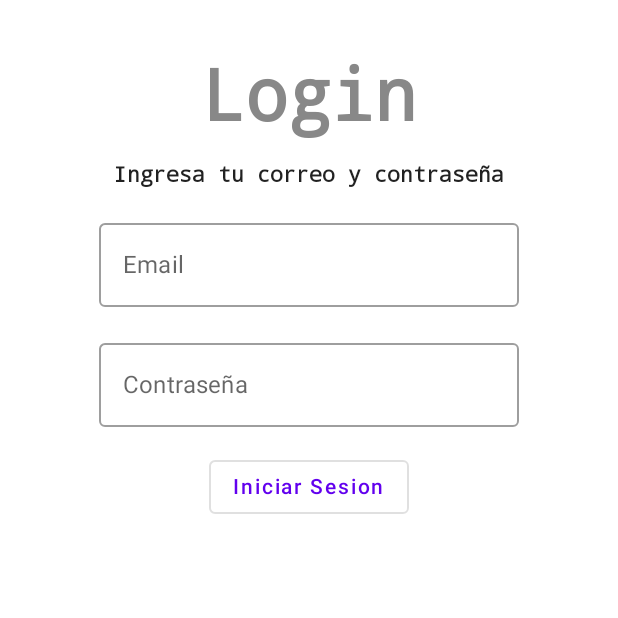
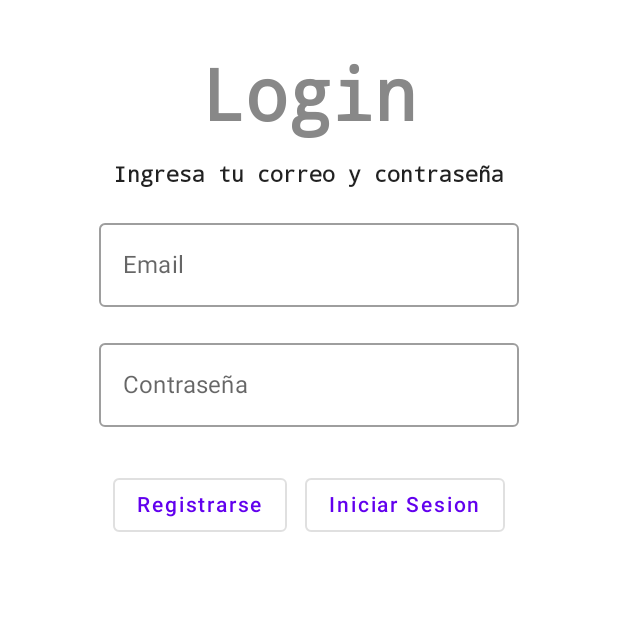
Before and after one commit to NeoMikhe/BookApp, an Android app built with Jetpack Compose: the LoginActivity screen opened directly, with no data from a screen before it, after a tap on "Iniciar Sesion", on a phone screen of 412 x 824 dp, the top half of it. Run offline under Robolectric (Android 15) with nearby library versions, the phone set to English and light mode, and no system bars; 1 statement that could not run was skipped.

Commit message:
Add register activity, change how error was handled through models

```diff
--- a/app/src/main/java/com/example/bookapp/MainScreen.kt
+++ b/app/src/main/java/com/example/bookapp/MainScreen.kt
@@ -16,7 +16,7 @@ import com.example.bookapp.login.LoginActivity
 @Composable
 @Preview(showBackground = true, showSystemUi = true)
 fun MainScreen() {
-    val mContext : Context = LocalContext.current;
+    val mContext : Context = LocalContext.current
     Column(
         horizontalAlignment = Alignment.CenterHorizontally,
         verticalArrangement = Arrangement.Center,
--- a/app/src/main/java/com/example/bookapp/login/LoginActivity.kt
+++ b/app/src/main/java/com/example/bookapp/login/LoginActivity.kt
@@ -1,9 +1,12 @@
 package com.example.bookapp.login
+import android.content.Context
+import android.content.Intent
 import android.os.Bundle
 import android.widget.Toast
 import androidx.activity.ComponentActivity
 import androidx.activity.compose.setContent
 import androidx.compose.foundation.layout.Column
+import androidx.compose.foundation.layout.Row
 import androidx.compose.foundation.layout.fillMaxSize
 import androidx.compose.foundation.layout.padding
 import androidx.compose.foundation.text.KeyboardOptions
@@ -14,6 +17,7 @@ import androidx.compose.runtime.remember
 import androidx.compose.ui.Alignment
 import androidx.compose.ui.Modifier
 import androidx.compose.ui.graphics.Color
+import androidx.compose.ui.platform.LocalContext
 import androidx.compose.ui.text.TextStyle
 import androidx.compose.ui.text.font.FontFamily
 import androidx.compose.ui.text.font.FontWeight
@@ -24,8 +28,9 @@ import androidx.compose.ui.tooling.preview.Preview
 import androidx.compose.ui.unit.dp
 import androidx.compose.ui.unit.sp
 import com.example.bookapp.models.User
-import com.example.bookapp.models.UserPost
+import com.example.bookapp.models.UserLogin
 import com.example.bookapp.network.RetrofitClient.getApi
+import com.example.bookapp.register.RegisterActivity
 import com.example.bookapp.ui.theme.BookAppTheme
 import retrofit2.Call
 import retrofit2.Callback
@@ -52,17 +57,17 @@ class LoginActivity : ComponentActivity() {
 
     private var token : String = ""
 
-    private fun handleLogin(user : UserPost) {
+    private fun handleLogin(user : UserLogin) {
         val api = getApi()
-        val call : Call<User> = api.LoginUser(user)
+        val call : Call<User> = api.loginUser(user)
 
         call.enqueue(object : Callback<User> {
             override fun onResponse(call: Call<User>, response: Response<User>) {
                 if (response.isSuccessful) {
-                    Toast.makeText(this@LoginActivity, response.body()?.message ?: "Login successful", Toast.LENGTH_LONG).show()
-                    token = response.body()?.user?.token ?: "";
+                    Toast.makeText(this@LoginActivity, response.body()?.message ?: response.body()?.error, Toast.LENGTH_LONG).show()
+                    token = response.body()?.user?.token ?: ""
                 } else {
-                    Toast.makeText(this@LoginActivity, response.body()?.message ?: "Login not successful", Toast.LENGTH_LONG).show()
+                    Toast.makeText(this@LoginActivity, response.body()?.error ?: "Login not successful", Toast.LENGTH_LONG).show()
                 }
             }
 
@@ -77,6 +82,8 @@ class LoginActivity : ComponentActivity() {
     @Composable
     @Preview(showBackground = true, showSystemUi = true)
     fun LoginScreen() {
+
+        val mContext : Context = LocalContext.current
 
         Column(horizontalAlignment = Alignment.CenterHorizontally,
         ) {
@@ -114,9 +121,15 @@ class LoginActivity : ComponentActivity() {
 
             )
 
-            OutlinedButton(onClick = { handleLogin(UserPost(emailState.value, passwordState.value)) } ) {
-                Text("Iniciar Sesion")
+            Row( modifier = Modifier.padding(12.dp) ) {
+                OutlinedButton(modifier = Modifier.padding(0.dp, 0.dp, 12.dp, 0.dp), onClick = { mContext.startActivity(Intent(mContext, RegisterActivity::class.java)) }) {
+                    Text("Registrarse")
+                }
 
+                OutlinedButton(onClick = { handleLogin(UserLogin(emailState.value, passwordState.value)) } ) {
+                    Text("Iniciar Sesion")
+
+                }
             }
 
         }
--- a/app/src/main/java/com/example/bookapp/network/Api.kt
+++ b/app/src/main/java/com/example/bookapp/network/Api.kt
@@ -10,15 +10,26 @@ interface Api {
     //Login Calls
     @Headers("Content-Type: application/json")
     @POST("user/sign-in")
-    fun LoginUser(@Body body : UserPost) : Call<User>
+    fun loginUser(@Body body : UserLogin) : Call<User>
 
+
+    @POST("user/create")
+    @Multipart
+    fun registerUser(
+        @Part name: MultipartBody.Part,
+        @Part first_ln: MultipartBody.Part,
+        @Part second_ln: MultipartBody.Part,
+        @Part email: MultipartBody.Part,
+        @Part password: MultipartBody.Part,
+        @Part file: MultipartBody.Part?
+    ) : Call<User>
 
     //Libros Calls
     @POST("libro/create")
     @Multipart
     fun uploadBook(
-        @Header("Authorization") authToken : String? ,
-        @Part file: MultipartBody.Part,
+        @Header("Authorization") authToken: String?,
+        @Part file: MultipartBody.Part?,
         @Part title: MultipartBody.Part,
         @Part description: MultipartBody.Part,
         @Part tags: MultipartBody.Part,
--- /dev/null
+++ b/app/src/main/java/com/example/bookapp/register/ui/theme/Type.kt
@@ -0,0 +1,28 @@
+package com.example.bookapp.register.ui.theme
+
+import androidx.compose.material.Typography
+import androidx.compose.ui.text.TextStyle
+import androidx.compose.ui.text.font.FontFamily
+import androidx.compose.ui.text.font.FontWeight
+import androidx.compose.ui.unit.sp
+
+// Set of Material typography styles to start with
+val Typography = Typography(
+    body1 = TextStyle(
+        fontFamily = FontFamily.Default,
+        fontWeight = FontWeight.Normal,
+        fontSize = 16.sp
+    )
+    /* Other default text styles to override
+    button = TextStyle(
+        fontFamily = FontFamily.Default,
+        fontWeight = FontWeight.W500,
+        fontSize = 14.sp
+    ),
+    caption = TextStyle(
+        fontFamily = FontFamily.Default,
+        fontWeight = FontWeight.Normal,
+        fontSize = 12.sp
+    )
+    */
+)
--- a/app/src/main/res/values/strings.xml
+++ b/app/src/main/res/values/strings.xml
@@ -20,4 +20,5 @@
     <string name="menu_home">Home</string>
     <string name="menu_gallery">Gallery</string>
     <string name="menu_slideshow">Slideshow</string>
+    <string name="title_activity_register">RegisterActivity</string>
 </resources>
```
Also changed, not shown: app/src/main/AndroidManifest.xml (+11 -1 lines), app/src/main/java/com/example/bookapp/models/Models.kt (+12 -2 lines), app/src/main/java/com/example/bookapp/register/RegisterActivity.kt (added, +175 -0 lines), app/src/main/java/com/example/bookapp/register/ui/theme/Color.kt (added, +8 -0 lines), app/src/main/java/com/example/bookapp/register/ui/theme/Shape.kt (added, +11 -0 lines), app/src/main/java/com/example/bookapp/register/ui/theme/Theme.kt (added, +44 -0 lines), 1 other file.
